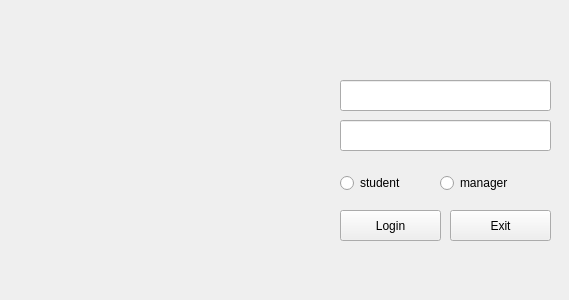
nxdong/studentManager, file mainwindow.ui: the form before one commit.
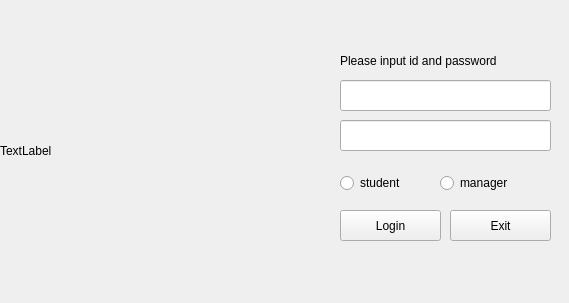
The form after the commit.

Patch:
```diff
--- a/mainwindow.ui
+++ b/mainwindow.ui
@@ -7,9 +7,21 @@
     <x>0</x>
     <y>0</y>
     <width>569</width>
-    <height>300</height>
+    <height>303</height>
    </rect>
   </property>
+  <property name="minimumSize">
+   <size>
+    <width>569</width>
+    <height>303</height>
+   </size>
+  </property>
+  <property name="maximumSize">
+   <size>
+    <width>569</width>
+    <height>303</height>
+   </size>
+  </property>
   <property name="windowTitle">
    <string>成绩管理系统 --姓名：宁向东 学号：1106034215</string>
   </property>
@@ -86,6 +98,32 @@
      <string>manager</string>
     </property>
    </widget>
+   <widget class="QLabel" name="img">
+    <property name="geometry">
+     <rect>
+      <x>0</x>
+      <y>0</y>
+      <width>331</width>
+      <height>301</height>
+     </rect>
+    </property>
+    <property name="text">
+     <string>TextLabel</string>
+    </property>
+   </widget>
+   <widget class="QLabel" name="label_2">
+    <property name="geometry">
+     <rect>
+      <x>340</x>
+      <y>50</y>
+      <width>221</width>
+      <height>21</height>
+     </rect>
+    </property>
+    <property name="text">
+     <string>Please input id and password</string>
+    </property>
+   </widget>
   </widget>
  </widget>
  <layoutdefault spacing="6" margin="11"/>
```
